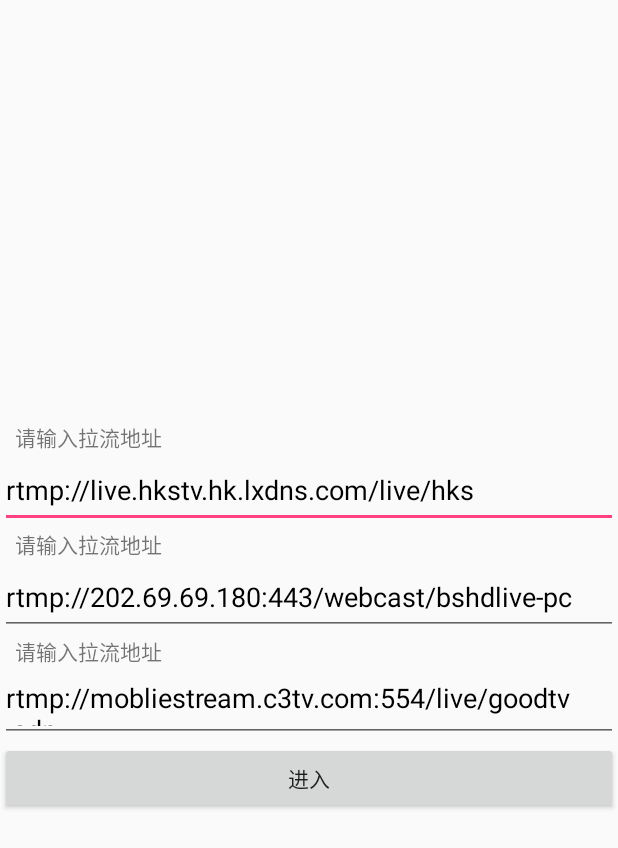
After one commit to du21977/LiveDemo, an Android app: the layout activity_setup1.xml on its own in the app's theme, with its tools: preview values and no code run, on a phone screen of 412 x 824 dp. The commit adds this screen. Shown: the top 848 px of the screen. Run offline under Robolectric (Android 15) with nearby library versions, the phone set to English and light mode, and no system bars.

Commit message:
3个 拉流切换

```diff
--- a/app/src/main/java/com/dobi/live/view/MyIjkVideoView.java
+++ b/app/src/main/java/com/dobi/live/view/MyIjkVideoView.java
@@ -123,7 +123,7 @@ public class MyIjkVideoView extends RelativeLayout {
         ijkplayer.start();
     }
     public void stopPlayback(){
-      //  ijkplayer.stopPlayback();
+        ijkplayer.stopPlayback();
       // ijkplayer.pause();
     }
     public void pause(){
--- /dev/null
+++ b/app/src/main/res/layout/activity_setup1.xml
@@ -0,0 +1,67 @@
+<?xml version="1.0" encoding="utf-8"?>
+<LinearLayout xmlns:android="http://schemas.android.com/apk/res/android"
+    xmlns:app="http://schemas.android.com/apk/res-auto"
+    xmlns:tools="http://schemas.android.com/tools"
+    android:layout_width="match_parent"
+    android:layout_height="match_parent"
+    android:orientation="vertical"
+    android:gravity="center_vertical"
+    tools:context="com.dobi.live.SetupActivity">
+
+    <TextView
+        android:layout_width="wrap_content"
+        android:layout_height="wrap_content"
+        android:text="请输入拉流地址"
+        android:layout_marginLeft="10dp"
+        android:visibility="visible"
+        />
+
+    <EditText
+        android:id="@+id/et_pull0"
+        android:layout_width="match_parent"
+        android:layout_height="50dp"
+        android:hint=""
+        android:textColor="#000000"
+        android:text="rtmp://live.hkstv.hk.lxdns.com/live/hks"
+        />
+
+    <TextView
+        android:layout_width="wrap_content"
+        android:layout_height="wrap_content"
+        android:text="请输入拉流地址"
+        android:layout_marginLeft="10dp"
+        android:visibility="visible"
+        />
+    <EditText
+        android:id="@+id/et_pull1"
+        android:layout_width="match_parent"
+        android:layout_height="50dp"
+        android:hint=""
+        android:textColor="#000000"
+        android:text="rtmp://202.69.69.180:443/webcast/bshdlive-pc"
+        />
+
+    <TextView
+        android:layout_width="wrap_content"
+        android:layout_height="wrap_content"
+        android:text="请输入拉流地址"
+        android:layout_marginLeft="10dp"
+        android:visibility="visible"
+        />
+    <EditText
+        android:id="@+id/et_pull2"
+        android:layout_width="match_parent"
+        android:layout_height="50dp"
+        android:hint=""
+        android:textColor="#000000"
+        android:text="rtmp://mobliestream.c3tv.com:554/live/goodtv.sdp"
+        />
+
+    <Button
+        android:id="@+id/btn_enter"
+        android:layout_width="match_parent"
+        android:layout_height="wrap_content"
+        android:text="进入"
+        />
+
+</LinearLayout>
--- a/app/src/main/res/layout/activity_three_pull.xml
+++ b/app/src/main/res/layout/activity_three_pull.xml
@@ -46,7 +46,7 @@
         android:visibility="gone"
         >
         <com.dobi.live.view.MyIjkVideoView
-            android:id="@+id/ijkplayer66"
+
             android:layout_width="match_parent"
             android:layout_height="0dp"
             android:layout_weight="1"
@@ -55,7 +55,7 @@
         </com.dobi.live.view.MyIjkVideoView>
 
         <com.dobi.live.view.MyIjkVideoView
-            android:id="@+id/ijkplayer66"
+
             android:layout_width="match_parent"
             android:layout_height="0dp"
             android:layout_weight="1"
```
Also changed, not shown: app/src/main/AndroidManifest.xml (+6 -2 lines), app/src/main/java/com/dobi/live/Setup1Activity.java (added, +38 -0 lines), app/src/main/java/com/dobi/live/ThreePull2Activity.java (+42 -9 lines).
